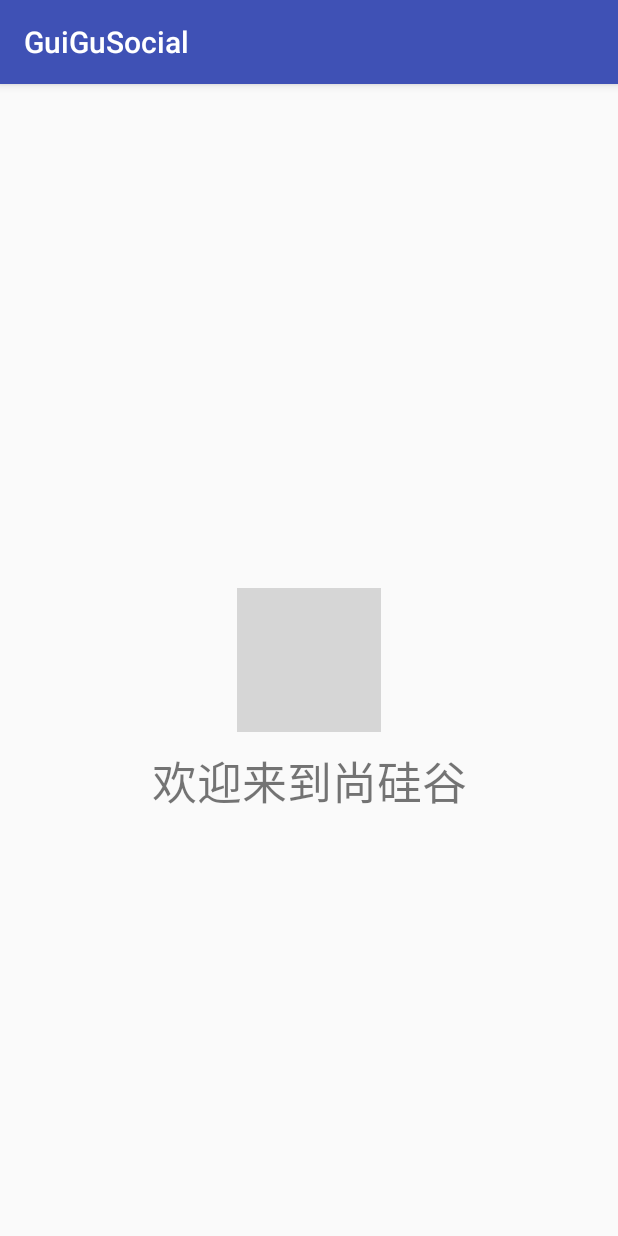
After one commit to lianshuideyu/GuiGuSocial, an Android app: the SplashActivity screen opened directly, with no data from a screen before it, on a phone screen of 412 x 824 dp. The commit adds this screen. Run offline under Robolectric (Android 15) with nearby library versions, the phone set to English and light mode, and no system bars; our stand-ins replace ButterKnife; libraries missing offline, so code that uses them is left out: com.hyphenate.chat; grey boxes are pictures that could not be loaded.

Commit message:
splash界面

```diff
--- a/app/src/main/java/com/atguigu/guigusocial/common/BaseActivity.java
+++ b/app/src/main/java/com/atguigu/guigusocial/common/BaseActivity.java
@@ -3,6 +3,8 @@ package com.atguigu.guigusocial.common;
 import android.os.Bundle;
 import android.support.annotation.Nullable;
 import android.support.v7.app.AppCompatActivity;
+
+import butterknife.ButterKnife;
 
 /**
  * Created by Administrator on 2017/7/1.
@@ -15,6 +17,8 @@ public abstract class BaseActivity extends AppCompatActivity {
         super.onCreate(savedInstanceState);
 
         setContentView(getLayoutId());
+
+        ButterKnife.inject(this);
 
         initView();
 
@@ -35,4 +39,10 @@ public abstract class BaseActivity extends AppCompatActivity {
      */
     public abstract int getLayoutId() ;
 
+    @Override
+    protected void onDestroy() {
+        super.onDestroy();
+
+        ButterKnife.reset(this);
+    }
 }
--- /dev/null
+++ b/app/src/main/java/com/atguigu/guigusocial/view/activity/SplashActivity.java
@@ -0,0 +1,82 @@
+package com.atguigu.guigusocial.view.activity;
+
+import android.content.Intent;
+import android.os.CountDownTimer;
+
+import com.atguigu.guigusocial.R;
+import com.atguigu.guigusocial.common.BaseActivity;
+import com.atguigu.guigusocial.view.MainActivity;
+import com.hyphenate.chat.EMClient;
+
+public class SplashActivity extends BaseActivity {
+
+    private CountDownTimer countDownTimer;
+
+    @Override
+    public void initListener() {
+
+        /**
+         * 第一个参数是倒计时的总时长
+         * 第二个参数为时间的间隔
+         */
+        countDownTimer = new CountDownTimer(2000,1000) {
+            @Override
+            public void onTick(long l) {
+//                Log.e("TAG","onTick" + l);
+            }
+
+            @Override
+            public void onFinish() {
+                //跳转到的Activity
+                SelectActivity();
+//                Log.e("TAG","onFinish");
+            }
+        }.start();
+
+    }
+
+    private void SelectActivity() {
+
+        /**
+         * 检测是否登录过为耗时操作，在子线程执行
+         */
+        new Thread(){
+            public void run(){
+
+                boolean loggedInBefore = EMClient.getInstance().isLoggedInBefore();
+//                Log.e("TAG","run--" + loggedInBefore);
+                if(loggedInBefore) {//之前登录过直接到主页面
+                    Intent intent = new Intent(SplashActivity.this, MainActivity.class);
+                    startActivity(intent);
+                }else {//没有登录过到登录页面
+                    Intent intent = new Intent(SplashActivity.this, LoginActivity.class);
+                    startActivity(intent);
+                }
+            }
+        }.start();
+    }
+
+    @Override
+    public void initData() {
+
+    }
+
+    @Override
+    public void initView() {
+
+    }
+
+    @Override
+    public int getLayoutId() {
+        return R.layout.activity_splash;
+    }
+
+    @Override
+    protected void onPause() {
+        super.onPause();
+
+        countDownTimer.cancel();//取消时间延迟作用
+
+        finish();
+    }
+}
--- a/app/src/main/res/layout/activity_main.xml
+++ b/app/src/main/res/layout/activity_main.xml
@@ -4,14 +4,10 @@
     android:id="@+id/activity_main"
     android:layout_width="match_parent"
     android:layout_height="match_parent"
-    android:paddingBottom="@dimen/activity_vertical_margin"
-    android:paddingLeft="@dimen/activity_horizontal_margin"
-    android:paddingRight="@dimen/activity_horizontal_margin"
-    android:paddingTop="@dimen/activity_vertical_margin"
     tools:context="com.atguigu.guigusocial.view.MainActivity">
 
     <TextView
         android:layout_width="wrap_content"
         android:layout_height="wrap_content"
-        android:text="Hello World!" />
+        android:text="主页面" />
 </RelativeLayout>
--- /dev/null
+++ b/app/src/main/res/layout/activity_splash.xml
@@ -0,0 +1,22 @@
+<?xml version="1.0" encoding="utf-8"?>
+<RelativeLayout xmlns:android="http://schemas.android.com/apk/res/android"
+    xmlns:tools="http://schemas.android.com/tools"
+    android:layout_width="match_parent"
+    android:layout_height="match_parent">
+
+    <ImageView
+        android:id="@+id/iv_splash_logo"
+        android:layout_width="wrap_content"
+        android:layout_height="wrap_content"
+        android:layout_centerInParent="true"
+        android:src="@drawable/atguigu_logo" />
+
+    <TextView
+        android:layout_width="match_parent"
+        android:layout_height="wrap_content"
+        android:layout_below="@id/iv_splash_logo"
+        android:gravity="center"
+        android:text="欢迎来到尚硅谷"
+        android:layout_marginTop="10dp"
+        android:textSize="30sp" />
+</RelativeLayout>
```
Also changed, not shown: app/src/main/AndroidManifest.xml (+19 -11 lines), app/src/main/java/com/atguigu/guigusocial/view/MainActivity.java (+21 -9 lines), app/src/main/java/com/atguigu/guigusocial/view/activity/LoginActivity.java (added, +15 -0 lines), app/src/main/res/layout/activity_login.xml (added, +18 -0 lines).
